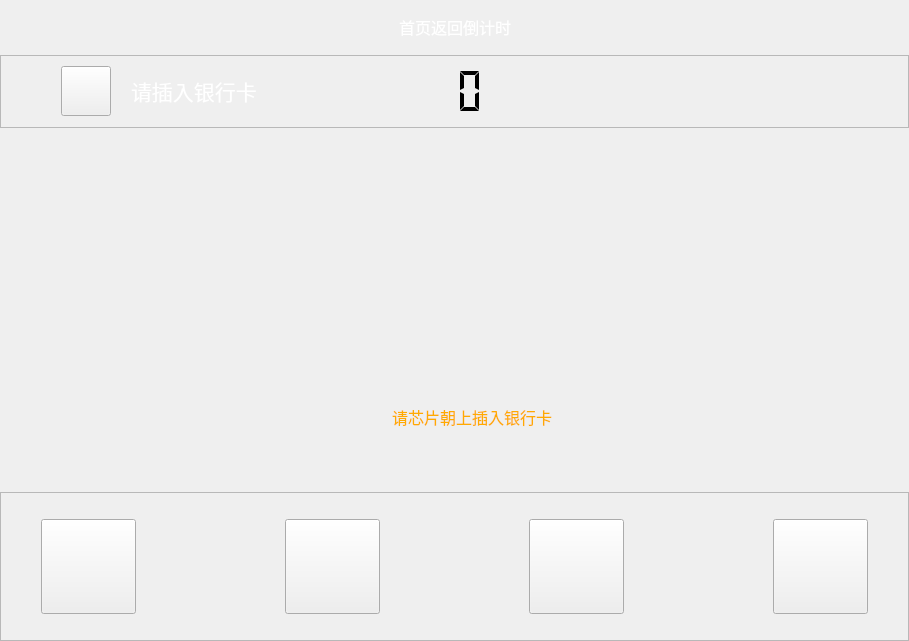
Qt form unionpay.ui (along-wds/jiaofeiji_ykgl) before a commit.
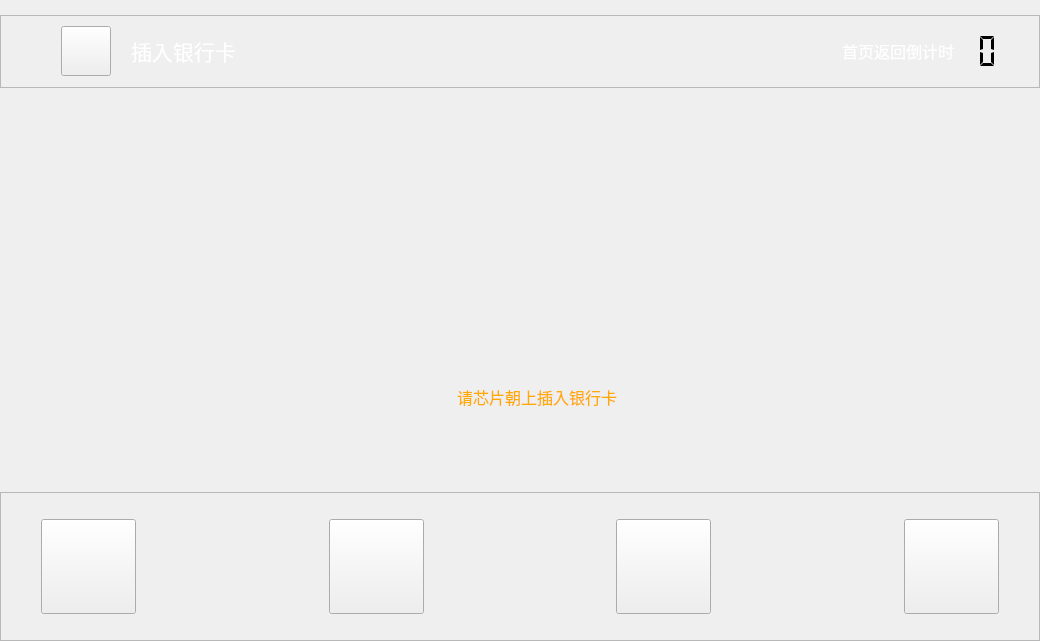
The same form after that commit. Icons and pictures are not drawn.

The edit to the form file:
```diff
--- a/unionpay.ui
+++ b/unionpay.ui
@@ -6,7 +6,7 @@
    <rect>
     <x>0</x>
     <y>0</y>
-    <width>909</width>
+    <width>1040</width>
     <height>641</height>
    </rect>
   </property>
@@ -30,82 +30,20 @@
     <number>0</number>
    </property>
    <item>
-    <layout class="QHBoxLayout" name="horizontalLayout_22">
-     <item>
-      <spacer name="horizontalSpacer_18">
-       <property name="orientation">
-        <enum>Qt::Horizontal</enum>
-       </property>
-       <property name="sizeHint" stdset="0">
-        <size>
-         <width>40</width>
-         <height>20</height>
-        </size>
-       </property>
-      </spacer>
-     </item>
-     <item>
-      <spacer name="verticalSpacer_9">
-       <property name="orientation">
-        <enum>Qt::Vertical</enum>
-       </property>
-       <property name="sizeType">
-        <enum>QSizePolicy::Fixed</enum>
-       </property>
-       <property name="sizeHint" stdset="0">
-        <size>
-         <width>20</width>
-         <height>55</height>
-        </size>
-       </property>
-      </spacer>
-     </item>
-     <item>
-      <widget class="QLabel" name="label_6">
-       <property name="font">
-        <font>
-         <family>微软雅黑</family>
-         <pointsize>12</pointsize>
-        </font>
-       </property>
-       <property name="text">
-        <string>&lt;html&gt;&lt;head/&gt;&lt;body&gt;&lt;p&gt;&lt;span style=&quot; color:#ffffff;&quot;&gt;首页返回倒计时&lt;/span&gt;&lt;/p&gt;&lt;/body&gt;&lt;/html&gt;</string>
-       </property>
-      </widget>
-     </item>
-     <item>
-      <spacer name="verticalSpacer_3">
-       <property name="orientation">
-        <enum>Qt::Vertical</enum>
-       </property>
-       <property name="sizeType">
-        <enum>QSizePolicy::Fixed</enum>
-       </property>
-       <property name="sizeHint" stdset="0">
-        <size>
-         <width>20</width>
-         <height>55</height>
-        </size>
-       </property>
-      </spacer>
-     </item>
-     <item>
-      <spacer name="horizontalSpacer_17">
-       <property name="orientation">
-        <enum>Qt::Horizontal</enum>
-       </property>
-       <property name="sizeType">
-        <enum>QSizePolicy::Expanding</enum>
-       </property>
-       <property name="sizeHint" stdset="0">
-        <size>
-         <width>15</width>
-         <height>20</height>
-        </size>
-       </property>
-      </spacer>
-     </item>
-    </layout>
+    <spacer name="verticalSpacer_2">
+     <property name="orientation">
+      <enum>Qt::Vertical</enum>
+     </property>
+     <property name="sizeType">
+      <enum>QSizePolicy::Fixed</enum>
+     </property>
+     <property name="sizeHint" stdset="0">
+      <size>
+       <width>20</width>
+       <height>15</height>
+      </size>
+     </property>
+    </spacer>
    </item>
    <item>
     <widget class="QFrame" name="frame_4">
@@ -224,12 +162,10 @@
          <font>
           <family>微软雅黑</family>
           <pointsize>16</pointsize>
-          <weight>50</weight>
-          <bold>false</bold>
          </font>
         </property>
         <property name="text">
-         <string>&lt;html&gt;&lt;head/&gt;&lt;body&gt;&lt;p&gt;&lt;span style=&quot; color:#ffffff;&quot;&gt;请插入银行卡&lt;/span&gt;&lt;/p&gt;&lt;/body&gt;&lt;/html&gt;</string>
+         <string>&lt;html&gt;&lt;head/&gt;&lt;body&gt;&lt;p&gt;&lt;span style=&quot; color:#ffffff;&quot;&gt;插入银行卡&lt;/span&gt;&lt;/p&gt;&lt;/body&gt;&lt;/html&gt;</string>
         </property>
        </widget>
       </item>
@@ -246,6 +182,19 @@
         </property>
        </spacer>
       </item>
+      <item>
+       <widget class="QLabel" name="label_6">
+        <property name="font">
+         <font>
+          <family>微软雅黑</family>
+          <pointsize>12</pointsize>
+         </font>
+        </property>
+        <property name="text">
+         <string>&lt;html&gt;&lt;head/&gt;&lt;body&gt;&lt;p&gt;&lt;span style=&quot; color:#ffffff;&quot;&gt;首页返回倒计时&lt;/span&gt;&lt;/p&gt;&lt;/body&gt;&lt;/html&gt;</string>
+        </property>
+       </widget>
+      </item>
       <item>
        <widget class="QLCDNumber" name="lcdNumber">
         <property name="sizePolicy">
@@ -256,20 +205,20 @@
         </property>
         <property name="minimumSize">
          <size>
-          <width>120</width>
+          <width>50</width>
           <height>50</height>
          </size>
         </property>
         <property name="maximumSize">
          <size>
-          <width>120</width>
+          <width>50</width>
           <height>50</height>
          </size>
         </property>
         <property name="font">
          <font>
           <family>微软雅黑</family>
-          <pointsize>5</pointsize>
+          <pointsize>12</pointsize>
          </font>
         </property>
         <property name="layoutDirection">
@@ -288,7 +237,7 @@
          <enum>QFrame::Plain</enum>
         </property>
         <property name="lineWidth">
-         <number>1</number>
+         <number>0</number>
         </property>
         <property name="midLineWidth">
          <number>0</number>
@@ -305,7 +254,7 @@
        </widget>
       </item>
       <item>
-       <spacer name="verticalSpacer_2">
+       <spacer name="verticalSpacer_12">
         <property name="orientation">
          <enum>Qt::Vertical</enum>
         </property>
@@ -321,48 +270,7 @@
        </spacer>
       </item>
       <item>
-       <spacer name="horizontalSpacer_16">
-        <property name="orientation">
-         <enum>Qt::Horizontal</enum>
-        </property>
-        <property name="sizeHint" stdset="0">
-         <size>
-          <width>249</width>
-          <height>20</height>
-         </size>
-        </property>
-       </spacer>
-      </item>
-      <item>
-       <widget class="QLabel" name="label_20">
-        <property name="sizePolicy">
-         <sizepolicy hsizetype="Fixed" vsizetype="Fixed">
-          <horstretch>0</horstretch>
-          <verstretch>0</verstretch>
-         </sizepolicy>
-        </property>
-        <property name="minimumSize">
-         <size>
-          <width>168</width>
-          <height>69</height>
-         </size>
-        </property>
-        <property name="maximumSize">
-         <size>
-          <width>168</width>
-          <height>69</height>
-         </size>
-        </property>
-        <property name="styleSheet">
-         <string notr="true">border-image: url(:/image/picture/qietu/95598.png);</string>
-        </property>
-        <property name="text">
-         <string/>
-        </property>
-       </widget>
-      </item>
-      <item>
-       <spacer name="horizontalSpacer">
+       <spacer name="horizontalSpacer_15">
         <property name="orientation">
          <enum>Qt::Horizontal</enum>
         </property>
@@ -371,7 +279,7 @@
         </property>
         <property name="sizeHint" stdset="0">
          <size>
-          <width>60</width>
+          <width>15</width>
           <height>20</height>
          </size>
         </property>
```
Left out of the diff: 12 changed lines with no effect on the pictures.
